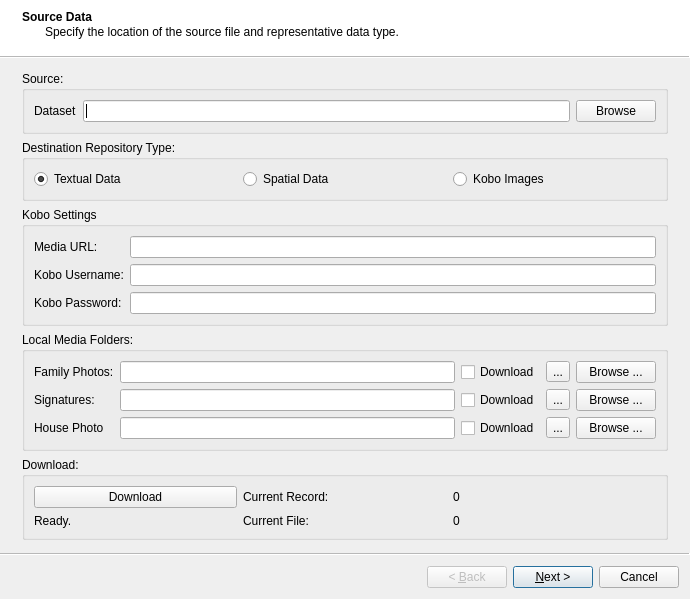
gltn/stdm, file ui/ui_import_data.ui: the form before one commit.
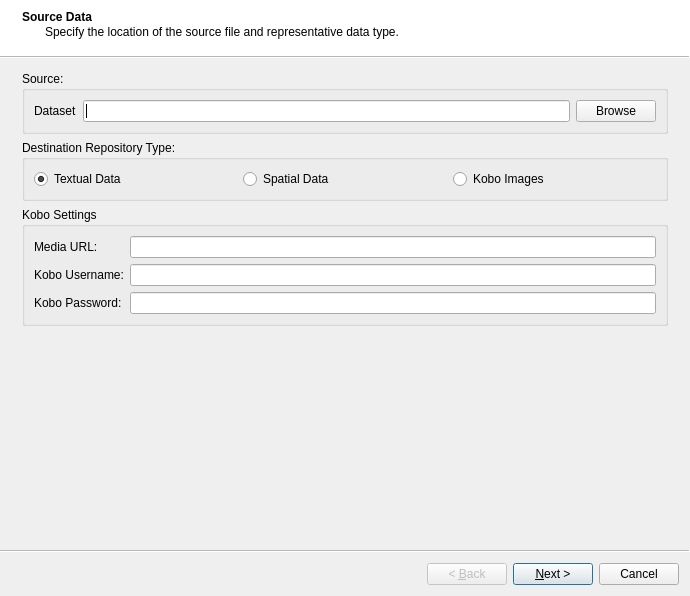
The form after the commit. Icons and pictures are not drawn.

What changed in the file:
```diff
--- a/ui/ui_import_data.ui
+++ b/ui/ui_import_data.ui
@@ -144,162 +144,6 @@
       </layout>
      </widget>
     </item>
-    <item>
-     <widget class="QGroupBox" name="groupBox_8">
-      <property name="title">
-       <string>Local Media Folders:</string>
-      </property>
-      <layout class="QGridLayout" name="gridLayout_6">
-       <item row="1" column="0">
-        <widget class="QLabel" name="label_8">
-         <property name="text">
-          <string>Signatures:</string>
-         </property>
-        </widget>
-       </item>
-       <item row="1" column="1">
-        <widget class="QLineEdit" name="edtSignFolder"/>
-       </item>
-       <item row="0" column="1">
-        <widget class="QLineEdit" name="edtFamilyFolder"/>
-       </item>
-       <item row="0" column="0">
-        <widget class="QLabel" name="label_7">
-         <property name="text">
-          <string>Family Photos:</string>
-         </property>
-        </widget>
-       </item>
-       <item row="2" column="0">
-        <widget class="QLabel" name="label_9">
-         <property name="text">
-          <string>House Photo</string>
-         </property>
-        </widget>
-       </item>
-       <item row="1" column="3">
-        <widget class="QToolButton" name="tbSignFolder">
-         <property name="text">
-          <string>...</string>
-         </property>
-        </widget>
-       </item>
-       <item row="2" column="3">
-        <widget class="QToolButton" name="tbHouseFolder">
-         <property name="text">
-          <string>...</string>
-         </property>
-        </widget>
-       </item>
-       <item row="2" column="1">
-        <widget class="QLineEdit" name="edtHouseFolder"/>
-       </item>
-       <item row="0" column="3">
-        <widget class="QToolButton" name="tbFamilyFolder">
-         <property name="text">
-          <string>...</string>
-         </property>
-        </widget>
-       </item>
-       <item row="0" column="4">
-        <widget class="QPushButton" name="btnFamilyBrowse">
-         <property name="text">
-          <string>Browse ...</string>
-         </property>
-        </widget>
-       </item>
-       <item row="1" column="4">
-        <widget class="QPushButton" name="btnSignFolder">
-         <property name="text">
-          <string>Browse ...</string>
-         </property>
-        </widget>
-       </item>
-       <item row="2" column="4">
-        <widget class="QPushButton" name="btnHouseFolder">
-         <property name="text">
-          <string>Browse ...</string>
-         </property>
-        </widget>
-       </item>
-       <item row="0" column="2">
-        <widget class="QCheckBox" name="cbFamilyPhoto">
-         <property name="text">
-          <string>Download</string>
-         </property>
-         <property name="checkable">
-          <bool>true</bool>
-         </property>
-        </widget>
-       </item>
-       <item row="1" column="2">
-        <widget class="QCheckBox" name="cbSign">
-         <property name="text">
-          <string>Download</string>
-         </property>
-        </widget>
-       </item>
-       <item row="2" column="2">
-        <widget class="QCheckBox" name="cbHousePhoto">
-         <property name="text">
-          <string>Download</string>
-         </property>
-        </widget>
-       </item>
-      </layout>
-     </widget>
-    </item>
-    <item>
-     <widget class="QGroupBox" name="groupBox_9">
-      <property name="title">
-       <string>Download:</string>
-      </property>
-      <layout class="QGridLayout" name="gridLayout_7">
-       <item row="0" column="2">
-        <widget class="QLabel" name="lblCurrRecord">
-         <property name="text">
-          <string>0</string>
-         </property>
-        </widget>
-       </item>
-       <item row="0" column="0">
-        <widget class="QPushButton" name="btnDownload">
-         <property name="text">
-          <string>Download</string>
-         </property>
-        </widget>
-       </item>
-       <item row="0" column="1">
-        <widget class="QLabel" name="labelrecord">
-         <property name="text">
-          <string>Current Record:</string>
-         </property>
-        </widget>
-       </item>
-       <item row="1" column="1">
-        <widget class="QLabel" name="label_10">
-         <property name="text">
-          <string>Current File:</string>
-         </property>
-        </widget>
-       </item>
-       <item row="1" column="2">
-        <widget class="QLabel" name="lblCurrFile">
-         <property name="text">
-          <string>0</string>
-         </property>
-        </widget>
-       </item>
-       <item row="1" column="0">
-        <widget class="QLabel" name="lblMsg">
-         <property name="text">
-          <string>Ready.</string>
-         </property>
-        </widget>
-       </item>
-      </layout>
-     </widget>
-    </item>
    </layout>
   </widget>
   <widget class="QWizardPage" name="destTable">
```
Left out of the diff: 2 changed lines with no effect on the pictures.
